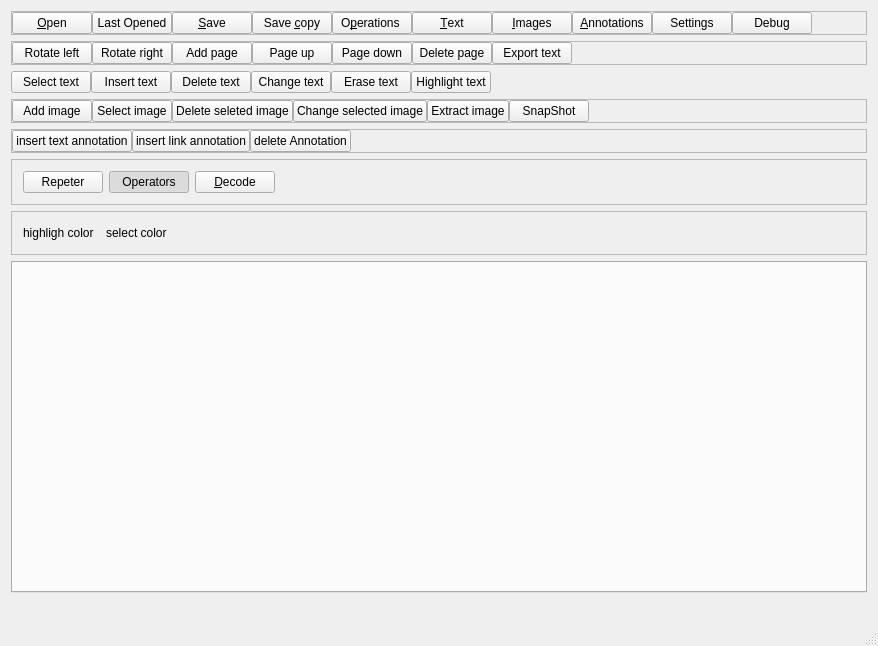
caronnee/pdfeditor, file pdfgui.ui: the form before one commit.
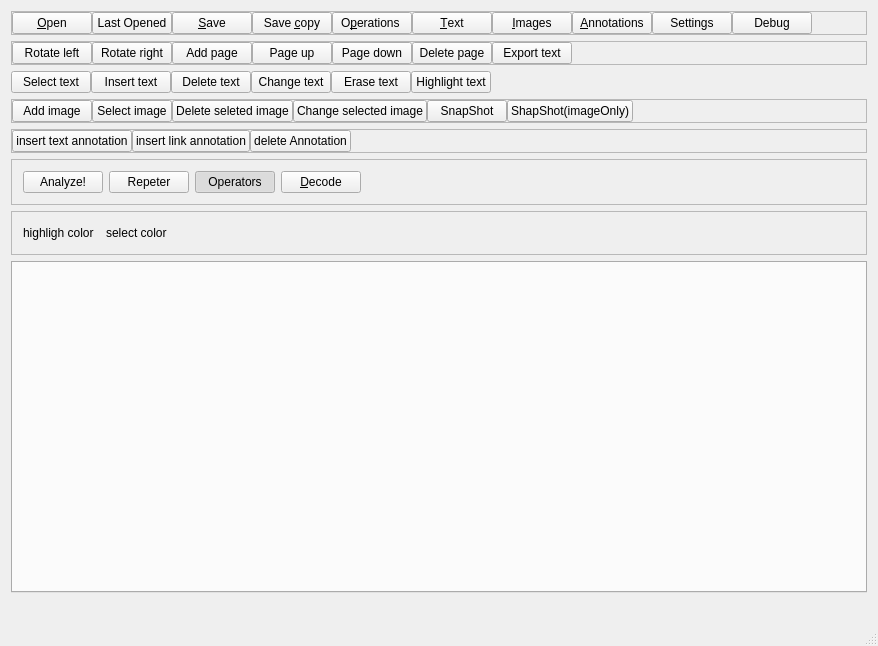
The form after the commit. Icons and pictures are not drawn. Custom widgets are drawn as their Qt base class.

Commit message: added analyze tree ( without page streams, pdfoperators )

The edit to the form file:
```diff
--- a/pdfgui.ui
+++ b/pdfgui.ui
@@ -720,7 +720,7 @@
           <string>extract part of pdf as image</string>
          </property>
          <property name="text">
-          <string>Extract image</string>
+          <string>SnapShot</string>
          </property>
          <property name="icon">
           <iconset resource="pdf.qrc">
@@ -743,7 +743,7 @@
           <string>extract inline image</string>
          </property>
          <property name="text">
-          <string>SnapShot</string>
+          <string>ShapShot(imageOnly)</string>
          </property>
          <property name="icon">
           <iconset resource="pdf.qrc">
@@ -852,6 +852,13 @@
        <enum>QFrame::Raised</enum>
       </property>
       <layout class="QHBoxLayout" name="horizontalLayout_4">
+       <item>
+        <widget class="QPushButton" name="analyzeButton">
+         <property name="text">
+          <string>Analyze!</string>
+         </property>
+        </widget>
+       </item>
        <item>
         <widget class="QPushButton" name="repeter">
          <property name="text">
```
Left out of the diff: 30 changed lines with no effect on the pictures. The commit also changes 20 other files.
